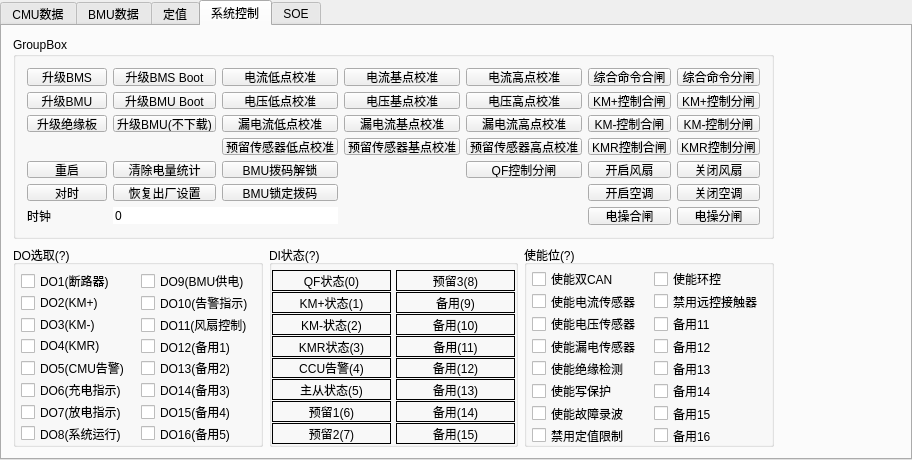
Qt form widget.ui (Shogpe/bmsTool) before a commit.
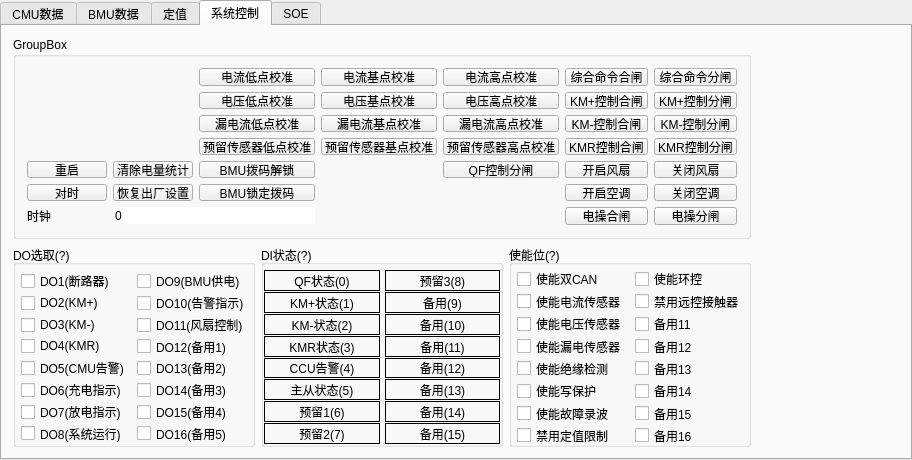
The same form after that commit. The open tabs and pages were chosen to show the change. Custom widgets are drawn as their Qt base class.

Commit message: add modbus class

Patch:
```diff
--- a/widget.ui
+++ b/widget.ui
@@ -6794,19 +6794,6 @@
             </property>
            </widget>
           </item>
-          <item row="0" column="0">
-           <widget class="QPushButton" name="btnDownBMS">
-            <property name="sizePolicy">
-             <sizepolicy hsizetype="Preferred" vsizetype="Fixed">
-              <horstretch>0</horstretch>
-              <verstretch>0</verstretch>
-             </sizepolicy>
-            </property>
-            <property name="text">
-             <string>升级BMS</string>
-            </property>
-           </widget>
-          </item>
           <item row="1" column="5">
            <widget class="QPushButton" name="btnKMPON">
             <property name="sizePolicy">
@@ -6846,19 +6833,6 @@
             </property>
            </widget>
           </item>
-          <item row="1" column="0">
-           <widget class="QPushButton" name="btnDownBMU">
-            <property name="sizePolicy">
-             <sizepolicy hsizetype="Preferred" vsizetype="Fixed">
-              <horstretch>0</horstretch>
-              <verstretch>0</verstretch>
-             </sizepolicy>
-            </property>
-            <property name="text">
-             <string>升级BMU</string>
-            </property>
-           </widget>
-          </item>
           <item row="0" column="5">
            <widget class="QPushButton" name="btnAutoKMON">
             <property name="sizePolicy">
@@ -6885,19 +6859,6 @@
             </property>
            </widget>
           </item>
-          <item row="1" column="1">
-           <widget class="QPushButton" name="btnDownBMUBoot">
-            <property name="sizePolicy">
-             <sizepolicy hsizetype="Preferred" vsizetype="Fixed">
-              <horstretch>0</horstretch>
-              <verstretch>0</verstretch>
-             </sizepolicy>
-            </property>
-            <property name="text">
-             <string>升级BMU Boot</string>
-            </property>
-           </widget>
-          </item>
           <item row="7" column="5">
            <widget class="QPushButton" name="btnResON">
             <property name="sizePolicy">
@@ -6911,38 +6872,6 @@
             </property>
            </widget>
           </item>
-          <item row="0" column="1">
-           <widget class="QPushButton" name="btnDownBMSBoot">
-            <property name="sizePolicy">
-             <sizepolicy hsizetype="Preferred" vsizetype="Fixed">
-              <horstretch>0</horstretch>
-              <verstretch>0</verstretch>
-             </sizepolicy>
-            </property>
-            <property name="text">
-             <string>升级BMS Boot</string>
-            </property>
-           </widget>
-          </item>
-          <item row="2" column="0">
-           <widget class="QPushButton" name="btnUpBMU_2">
-            <property name="sizePolicy">
-             <sizepolicy hsizetype="Preferred" vsizetype="Fixed">
-              <horstretch>0</horstretch>
-              <verstretch>0</verstretch>
-             </sizepolicy>
-            </property>
-            <property name="text">
-             <string>升级绝缘板</string>
-            </property>
-            <property name="default">
-             <bool>false</bool>
-            </property>
-            <property name="flat">
-             <bool>false</bool>
-            </property>
-           </widget>
-          </item>
           <item row="2" column="5">
            <widget class="QPushButton" name="btnKMNON">
             <property name="sizePolicy">
@@ -6956,25 +6885,6 @@
             </property>
            </widget>
           </item>
-          <item row="2" column="1">
-           <widget class="QPushButton" name="btnUpBMU">
-            <property name="sizePolicy">
-             <sizepolicy hsizetype="Preferred" vsizetype="Fixed">
-              <horstretch>0</horstretch>
-              <verstretch>0</verstretch>
-             </sizepolicy>
-            </property>
-            <property name="text">
-             <string>升级BMU(不下载)</string>
-            </property>
-            <property name="default">
-             <bool>false</bool>
-            </property>
-            <property name="flat">
-             <bool>false</bool>
-            </property>
-           </widget>
-          </item>
           <item row="4" column="6">
            <widget class="QPushButton" name="btnKMROFF">
             <property name="sizePolicy">
```
Left out of the diff: 17 changed lines with no effect on the pictures. The commit also changes 6 other files.
